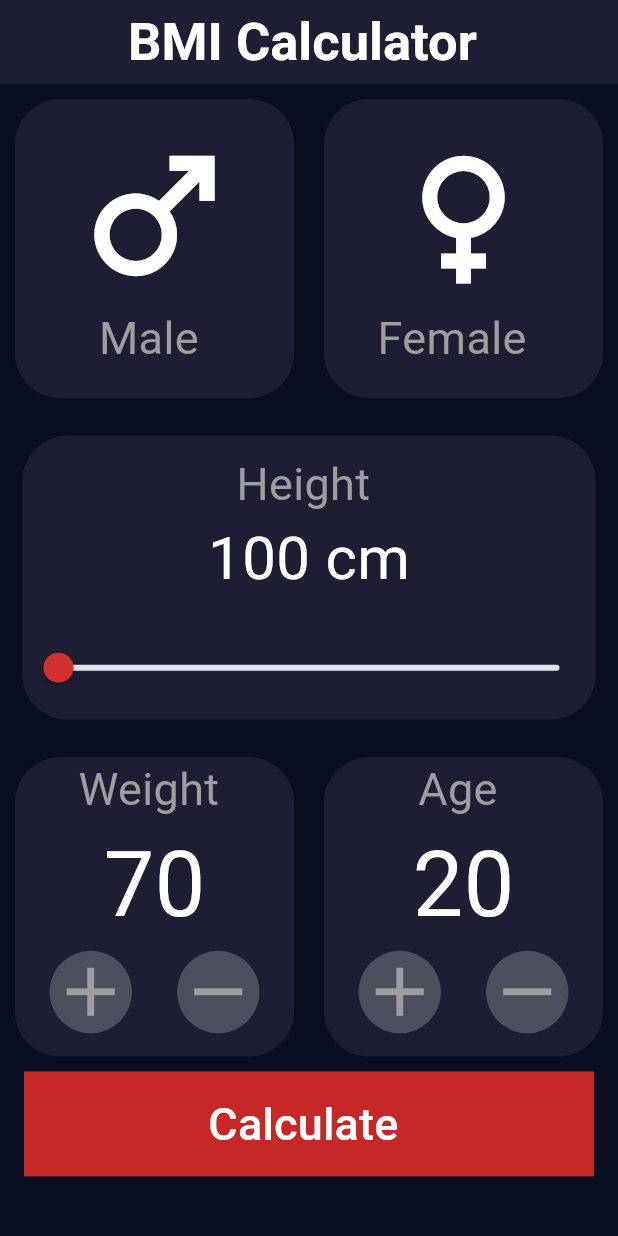
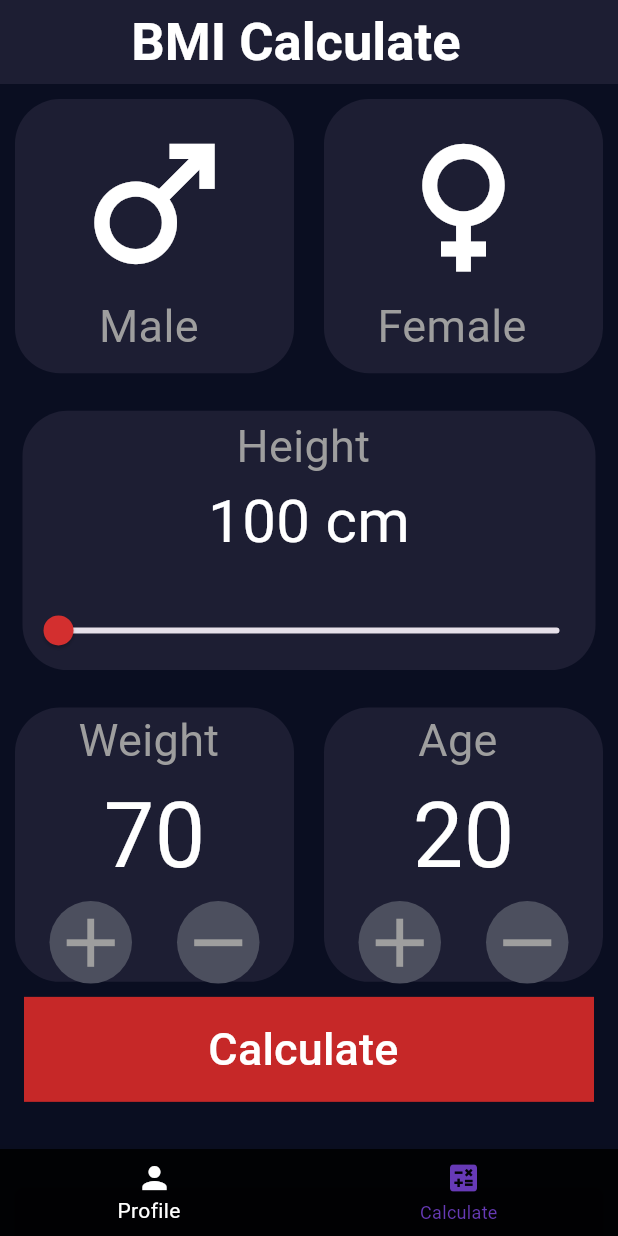
Before and after one commit to Hesham1111111111/Flutter_Task4, a Flutter app: the HomeScreen1 screen opened directly, on a phone screen of 412 x 824 dp. Run offline on Flutter 3.47's test engine with Material 3 defaults, Android fonts, the phone set to English and light mode, and no system bars.

Commit message:
Flutter task4

```diff
--- /dev/null
+++ b/lib/BMI/BMI2.dart
@@ -0,0 +1,158 @@
+import 'package:flutter/material.dart';
+import 'package:learn/Container1.dart';
+import 'package:learn/Container2.dart';
+import 'package:learn/Screen2.dart';
+class HomeSceen2 extends StatefulWidget {
+   HomeSceen2({super.key});
+
+  @override
+  State<HomeSceen2> createState() => _HomeSceen2State();
+}
+
+class _HomeSceen2State extends State<HomeSceen2> {
+  double value = 100;
+  String selectedGender = "";
+  int age = 20;
+  int Weight = 70;
+
+  @override
+  Widget build(BuildContext context) {
+    return Column(
+      children: [
+        Expanded(
+          flex: 2,
+          child: Row(
+            children: [
+              Container1(
+                text: "Male ",
+                icon: Icons.male,
+                selectedGender: selectedGender,
+                onTap: () {
+                  setState(() {
+                    selectedGender = "male";
+                  });
+                },
+              ),
+              Container1(
+                text: "Female  ",
+                icon: Icons.female,
+                selectedGender: selectedGender,
+                onTap: () {
+                  setState(() {
+                    selectedGender = "female";
+                  });
+                },
+              ),
+            ],
+          ),
+        ),
+        Expanded(
+          flex: 2,
+          child: Container(
+            decoration: BoxDecoration(
+              color: Color(0xFF1D1E33),
+              borderRadius: BorderRadius.circular(30),
+            ),
+            margin: EdgeInsets.symmetric(horizontal: 15, vertical: 15),
+            width: double.infinity,
+            child: Column(
+              mainAxisAlignment: MainAxisAlignment.center,
+              children: [
+                Text(
+                  "Height ",
+                  style: TextStyle(fontSize: 30, color: Colors.grey),
+                ),
+                Text(
+                  "${value.round()} cm",
+                  style: TextStyle(fontSize: 40, color: Colors.white),
+                ),
+                SizedBox(height: 20),
+                Slider(
+                  value: value,
+                  max: 200,
+                  min: 100,
+                  activeColor: Colors.red[700],
+                  onChanged: (double x) {
+                    value = x;
+                    setState(() {});
+                  },
+                ),
+              ],
+            ),
+          ),
+        ),
+        Expanded(
+          flex: 2,
+
+          child: Row(
+            mainAxisAlignment: MainAxisAlignment.center,
+            children: [
+              Container2(
+                text: "Weight ",
+                count: Weight,
+                onTap1: () {
+                  setState(() {
+                    Weight++;
+                  });
+                },
+                onTap2: () {
+                  setState(() {
+                    Weight--;
+                  });
+                },
+              ),
+              Container2(
+                text: "Age ",
+                count: age,
+                onTap1: () {
+                  setState(() {
+                    age++;
+                  });
+                },
+                onTap2: () {
+                  setState(() {
+                    age--;
+                  });
+                },
+              ),
+            ],
+          ),
+        ),
+        Expanded(
+
+          child: Column(
+            mainAxisAlignment: MainAxisAlignment.center,
+            children: [
+              Padding(
+                padding: const EdgeInsets.only(bottom: 40),
+                child: MaterialButton(
+                  onPressed: () {
+                    Navigator.push(context, MaterialPageRoute(builder: (_) {
+                      return Screen2(
+                        height: value.toInt(),
+                        weight: Weight,
+                      );
+                    }));
+                  },
+                  child: Container(
+                    height: 70,
+                    color: Colors.red[800],
+                    child: Center(
+                      child: Text(
+                        "Calculate ",
+                        style: TextStyle(
+                          fontSize: 30,
+                          color: Colors.white,
+                        ),
+                      ),
+                    ),
+                  ),
+                ),
+              ),
+            ],
+          ),
+        ),
+      ],
+    );
+  }
+}
--- a/lib/BMI1.dart
+++ b/lib/BMI1.dart
@@ -1,9 +1,9 @@
 
 import 'package:flutter/cupertino.dart';
 import 'package:flutter/material.dart';
-import 'package:learn/Container1.dart';
-import 'package:learn/Container2.dart';
-import 'package:learn/Screen2.dart';
+import 'package:learn/BMI/BMI2.dart';
+import 'package:learn/Calculate.dart';
+
 
 
 
@@ -15,6 +15,7 @@ class MyApp extends StatefulWidget {
 }
 
 class _MyAppState extends State<MyApp> {
+
   @override
   Widget build(BuildContext context) {
     return MaterialApp(
@@ -35,14 +36,47 @@ class _HomeScreenState extends State<HomeScreen1> {
   String selectedGender = "";
   int age = 20;
   int Weight = 70;
+  int currentIndex = 0;
+  List<String > title=[
+    "BMI Calculate ",
+    "Calculate",
+  ];
+  List<Widget> Body = [
+    HomeSceen2(),
+    Calculate(),
+
+
+  ];
 
   @override
   Widget build(BuildContext context) {
     return Scaffold(
+      bottomNavigationBar: BottomNavigationBar(
+        backgroundColor: Colors.black87,
+        selectedItemColor: Colors.white,
+        unselectedItemColor: Colors.deepPurple,
+        currentIndex: currentIndex,
+        onTap: (int x) {
+          setState(() {
+            currentIndex = x;
+          });
+        },
+        items: [
+          BottomNavigationBarItem(
+            icon: Icon(Icons.person),
+            label: "Profile  ",
+          ),
+          BottomNavigationBarItem(
+            icon: Icon(Icons.calculate),
+            label: "Calculate  ",
+          ),
+
+        ],
+      ),
       appBar: AppBar(
         title: Center(
           child: Text(
-            "BMI Calculator ",
+            "${title[currentIndex]} ",
             style: TextStyle(
               fontSize: 35,
               color: Colors.white,
@@ -53,143 +87,8 @@ class _HomeScreenState extends State<HomeScreen1> {
         backgroundColor: Color(0xFF1D1E33),
       ),
       backgroundColor: Color(0xFF0A0E21),
-      body: Column(
-        children: [
-          Expanded(
-            flex: 2,
-            child: Row(
-              children: [
-                Container1(
-                  text: "Male ",
-                  icon: Icons.male,
-                  selectedGender: selectedGender,
-                  onTap: () {
-                    setState(() {
-                      selectedGender = "male";
-                    });
-                  },
-                ),
-                Container1(
-                  text: "Female  ",
-                  icon: Icons.female,
-                  selectedGender: selectedGender,
-                  onTap: () {
-                    setState(() {
-                      selectedGender = "female";
-                    });
-                  },
-                ),
-              ],
-            ),
-          ),
-          Expanded(
-            flex: 2,
-            child: Container(
-              decoration: BoxDecoration(
-                color: Color(0xFF1D1E33),
-                borderRadius: BorderRadius.circular(30),
-              ),
-              margin: EdgeInsets.symmetric(horizontal: 15, vertical: 15),
-              width: double.infinity,
-              child: Column(
-                mainAxisAlignment: MainAxisAlignment.center,
-                children: [
-                  Text(
-                    "Height ",
-                    style: TextStyle(fontSize: 30, color: Colors.grey),
-                  ),
-                  Text(
-                    "${value.round()} cm",
-                    style: TextStyle(fontSize: 40, color: Colors.white),
-                  ),
-                  SizedBox(height: 20),
-                  Slider(
-                    value: value,
-                    max: 200,
-                    min: 100,
-                    activeColor: Colors.red[700],
-                    onChanged: (double x) {
-                      value = x;
-                      setState(() {});
-                    },
-                  ),
-                ],
-              ),
-            ),
-          ),
-          Expanded(
-            flex: 2,
+      body: Body[currentIndex],
 
-            child: Row(
-              mainAxisAlignment: MainAxisAlignment.center,
-              children: [
-                Container2(
-                  text: "Weight ",
-                  count: Weight,
-                  onTap1: () {
-                    setState(() {
-                      Weight++;
-                    });
-                  },
-                  onTap2: () {
-                    setState(() {
-                      Weight--;
-                    });
-                  },
-                ),
-                Container2(
-                  text: "Age ",
-                  count: age,
-                  onTap1: () {
-                    setState(() {
-                      age++;
-                    });
-                  },
-                  onTap2: () {
-                    setState(() {
-                      age--;
-                    });
-                  },
-                ),
-              ],
-            ),
-          ),
-          Expanded(
-
-            child: Column(
-              mainAxisAlignment: MainAxisAlignment.center,
-              children: [
-                Padding(
-                  padding: const EdgeInsets.only(bottom: 40),
-                  child: MaterialButton(
-                    onPressed: () {
-                      Navigator.push(context, MaterialPageRoute(builder: (_) {
-                        return Screen2(
-                          height: value.toInt(),
-                          weight: Weight,
-                        );
-                      }));
-                    },
-                    child: Container(
-                      height: 70,
-                      color: Colors.red[800],
-                      child: Center(
-                        child: Text(
-                          "Calculate ",
-                          style: TextStyle(
-                            fontSize: 30,
-                            color: Colors.white,
-                          ),
-                        ),
-                      ),
-                    ),
-                  ),
-                ),
-              ],
-            ),
-          ),
-        ],
-      ),
     );
   }
 }
--- a/lib/Screen2.dart
+++ b/lib/Screen2.dart
@@ -121,7 +121,7 @@ class Screen2 extends StatelessWidget {
             padding: EdgeInsets.only(bottom: 40),
             child: MaterialButton(
               onPressed: () {
-                Navigator.pushReplacement(
+                Navigator.push(
                   context, MaterialPageRoute(builder: (_) {
                   return HomeScreen();
 
```
Also changed, not shown: lib/Calculate.dart (+0 -9 lines), lib/ScreenLogin.dart (+7 -1 lines), lib/main.dart (+2 -31 lines).
